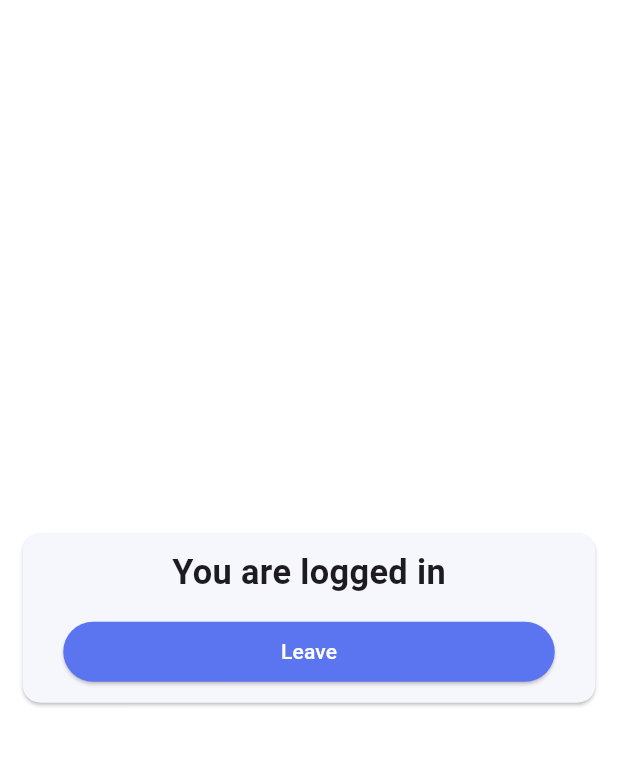
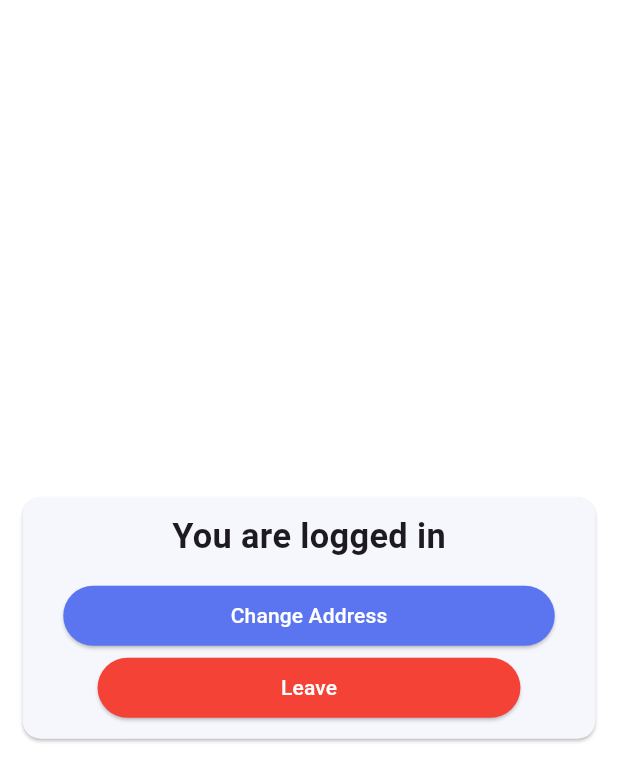
Before and after one commit to DaDaDaTheoryNow/LeoSlice, a Flutter app: the AccountWidget widget shown alone on an empty page, opened directly, on a phone screen of 412 x 824 dp. Shown: the top 782 px of the screen. Run offline on Flutter 3.47's test engine with Material 3 defaults, Android fonts, the phone set to English and light mode, and no system bars; our stand-ins replace cached_network_image, connectivity_plus, dio, expansion_tile_card, flutter_screenutil, font_awesome_flutter and 3 more; accounts and stored records are empty; network calls fail.

Commit message:
add address

```diff
--- a/lib/common/pages.dart
+++ b/lib/common/pages.dart
@@ -1,9 +1,13 @@
+import 'package:flutter/cupertino.dart';
 import 'package:get/get.dart';
+import 'package:leo_slice/features/address/binding.dart';
+import 'package:leo_slice/features/address/view/address_page.dart';
 import 'package:leo_slice/features/home/binding.dart';
 import 'package:leo_slice/features/home/view/home_page.dart';
 
 class AppPages {
   static const home = "/home";
+  static const address = "/address";
 
   static final List<GetPage> pages = [
     GetPage(
@@ -11,5 +15,12 @@ class AppPages {
       page: () => const HomePage(),
       binding: HomeBinding(),
     ),
+    GetPage(
+      name: address,
+      page: () => const AddressPage(),
+      binding: AddressBinding(),
+      curve: Curves.fastEaseInToSlowEaseOut,
+      transitionDuration: const Duration(milliseconds: 700),
+    ),
   ];
 }
--- /dev/null
+++ b/lib/common/until/model/address.dart
@@ -0,0 +1,23 @@
+class Address {
+  final String city;
+  final String street;
+  final String house;
+
+  Address({required this.city, required this.street, required this.house});
+
+  factory Address.fromJson(Map<String, dynamic> json) {
+    return Address(
+      city: json['city'],
+      street: json['street'],
+      house: json['house'],
+    );
+  }
+
+  Map<String, dynamic> toJson() {
+    return {
+      'city': city,
+      'street': street,
+      'house': house,
+    };
+  }
+}
--- a/lib/common/until/shared_preferences/user_prefs.dart
+++ b/lib/common/until/shared_preferences/user_prefs.dart
@@ -1,6 +1,7 @@
 import 'dart:convert';
 
 import 'package:get/get.dart';
+import 'package:leo_slice/common/until/model/address.dart';
 import 'package:leo_slice/common/until/model/token_response.dart';
 import 'package:leo_slice/features/shared/controller.dart';
 import 'package:shared_preferences/shared_preferences.dart';
@@ -8,13 +9,32 @@ import 'package:shared_preferences/shared_preferences.dart';
 class UserPrefs {
   final _sharedState = Get.find<SharedController>().state;
 
+  Future<void> setAddress(Address address) async {
+    final SharedPreferences prefs = await SharedPreferences.getInstance();
+
+    _sharedState.address = address;
+
+    String addressJson = jsonEncode(address.toJson());
+
+    await prefs.setString("address", addressJson);
+  }
+
+  Future<void> loadAddress() async {
+    final SharedPreferences prefs = await SharedPreferences.getInstance();
+
+    final String? encodedUserData = prefs.getString("address");
+    if (encodedUserData != null) {
+      _sharedState.address = Address.fromJson(jsonDecode(encodedUserData));
+    }
+  }
+
   Future<void> succesUserLogin(Map<String, dynamic> responseData) async {
     final SharedPreferences prefs = await SharedPreferences.getInstance();
 
     _sharedState.tokenResponse = TokenResponse.fromJson(responseData);
 
     String jsonData = jsonEncode(responseData);
-    prefs.setString("user", jsonData);
+    await prefs.setString("user", jsonData);
   }
 
   Future<void> loadUserData() async {
@@ -29,8 +49,10 @@ class UserPrefs {
 
   Future<void> deleteUserData() async {
     _sharedState.tokenResponse = null;
+    _sharedState.address = null;
 
     final SharedPreferences prefs = await SharedPreferences.getInstance();
     await prefs.remove("user");
+    await prefs.remove("address");
   }
 }
--- a/lib/features/account/view/widgets/account_widget.dart
+++ b/lib/features/account/view/widgets/account_widget.dart
@@ -33,7 +33,17 @@ class AccountWidget extends GetView<ProfileController> {
                 margin: EdgeInsets.symmetric(horizontal: 15.w),
                 width: MediaQuery.of(context).size.width,
                 child: ElevatedButton(
+                  onPressed: () => controller.goToAddressPage(),
+                  child: Text("Change Address",
+                      style: Theme.of(context).textTheme.labelLarge),
+                ),
+              ),
+              Container(
+                margin: EdgeInsets.symmetric(horizontal: 35.w),
+                width: MediaQuery.of(context).size.width,
+                child: ElevatedButton(
                   onPressed: () => controller.userSignOut(),
+                  style: ElevatedButton.styleFrom(backgroundColor: Colors.red),
                   child: Text("Leave",
                       style: Theme.of(context).textTheme.labelLarge),
                 ),
--- /dev/null
+++ b/lib/features/address/binding.dart
@@ -0,0 +1,9 @@
+import 'package:get/get.dart';
+import 'package:leo_slice/features/address/controller.dart';
+
+class AddressBinding implements Bindings {
+  @override
+  void dependencies() {
+    Get.lazyPut<AddressController>(() => AddressController());
+  }
+}
--- /dev/null
+++ b/lib/features/address/controller.dart
@@ -0,0 +1,21 @@
+import 'package:get/get.dart';
+import 'package:leo_slice/common/until/model/address.dart';
+import 'package:leo_slice/common/until/shared_preferences/user_prefs.dart';
+import 'package:leo_slice/features/address/state.dart';
+import 'package:leo_slice/features/shared/controller.dart';
+
+class AddressController extends GetxController {
+  final state = AddressState();
+  final sharedState = Get.find<SharedController>().state;
+
+  final UserPrefs userPrefs = UserPrefs();
+
+  void setAddress(Address address) async {
+    await userPrefs.setAddress(Address(
+        city: address.city, street: address.street, house: address.house));
+
+    await Future.delayed(const Duration(milliseconds: 400));
+
+    Get.close(1);
+  }
+}
--- a/lib/features/cart/controller.dart
+++ b/lib/features/cart/controller.dart
@@ -3,12 +3,12 @@ import 'dart:convert';
 
 import 'package:connectivity_plus/connectivity_plus.dart';
 import 'package:dio/dio.dart';
-import 'package:flutter/foundation.dart';
 import 'package:get/get.dart' hide FormData, Response;
 import 'package:leo_slice/common/until/enum/all_user_orders_state.dart';
 import 'package:leo_slice/common/until/model/all_user_orders.dart';
 import 'package:leo_slice/common/until/model/order_status_change_event.dart';
 import 'package:leo_slice/common/until/model/pizza.dart';
+import 'package:leo_slice/features/account/controller.dart';
 import 'package:leo_slice/features/home/controller.dart';
 import 'package:leo_slice/features/menu/controller.dart';
 import 'package:leo_slice/features/shared/controller.dart';
@@ -69,16 +69,6 @@ class CartController extends GetxController {
     }
   }
 
-  void acceptDraft() async {
-    await createNewOrder();
-
-    final menuController = Get.find<MenuController>();
-    state.cartPizzaList.clear();
-    for (var element in menuController.state.pizzaList) {
-      element.toCart.value = 0;
-    }
-  }
-
   Future<void> cancelOrder({required int userId, required int orderId}) async {
     if (sharedState.tokenResponse == null ||
         sharedState.tokenResponse?.accessToken == null) {
@@ -115,6 +105,11 @@ class CartController extends GetxController {
   }
 
   Future<void> createNewOrder() async {
+    if (sharedState.address == null) {
+      Get.find<ProfileController>().goToAddressPage();
+      return;
+    }
+
     if (sharedState.tokenResponse == null ||
         sharedState.tokenResponse?.accessToken == null) {
       _setAllUserOrdersState(AllUserOrdersState.needLogin);
@@ -126,6 +121,10 @@ class CartController extends GetxController {
     try {
       _setUserOrdersApiState(AllUserOrdersState.loading);
 
+      final city = sharedState.address!.city;
+      final street = sharedState.address!.street;
+      final house = sharedState.address!.house;
+
       Response response = await dio.post(
         url,
         options: Options(
@@ -136,7 +135,7 @@ class CartController extends GetxController {
         ),
         data: {
           "pizzas": state.cartPizzaList.map((pizza) => pizza.toJson()).toList(),
-          "address": '',
+          "address": '$house $street, $city',
         },
       );
 
@@ -145,6 +144,12 @@ class CartController extends GetxController {
         _setUserOrdersApiState(AllUserOrdersState.error);
       }
       if (response.statusCode == 200) {
+        final menuController = Get.find<MenuController>();
+        state.cartPizzaList.clear();
+        for (var element in menuController.state.pizzaList) {
+          element.toCart.value = 0;
+        }
+
         final List<Order> copy = List.from(state.allUserOrders.orders);
         copy.insertAll(0, AllUserOrders.fromJson(response.data).orders);
 
@@ -175,7 +180,6 @@ class CartController extends GetxController {
           result == ConnectivityResult.mobile ||
           result == ConnectivityResult.vpn) {
         if (!_firstFetchOrders) {
-          debugPrint("reconnection");
           fetchUserOrders();
         } else {
           _firstFetchOrders = false;
--- a/lib/features/cart/view/cart_page.dart
+++ b/lib/features/cart/view/cart_page.dart
@@ -24,6 +24,7 @@ class CartPage extends GetView<CartController> {
             return const CartError();
           case AllUserOrdersState.done:
             return ListView(
+              controller: controller.state.scrollController,
               children: [
                 CartDone(),
               ],
--- a/lib/features/cart/view/widgets/cart_done.dart
+++ b/lib/features/cart/view/widgets/cart_done.dart
@@ -97,8 +97,7 @@ class CartDone extends GetView<CartController> {
                                 TextButton(
                                   style: flatButtonStyle,
                                   onPressed: () {
-                                    _draft.currentState?.collapse();
-                                    controller.acceptDraft();
+                                    controller.createNewOrder();
                                   },
                                   child: Column(
                                     children: <Widget>[
--- a/lib/features/cart/view/widgets/order_info_widget.dart
+++ b/lib/features/cart/view/widgets/order_info_widget.dart
@@ -93,8 +93,9 @@ class OrderInfoWidget extends GetView<CartController> {
             crossAxisAlignment: CrossAxisAlignment.start,
             children: [
               if (order.address.isEmpty)
-                Text('Address: г.Самара д.28 кв.123', style: _textStyle),
-              if (order.address.isNotEmpty) Text('Address: ${order.address}'),
+                Text('Address: 28 Фрунзе, Самара', style: _textStyle),
+              if (order.address.isNotEmpty)
+                Text('Address: ${order.address}', style: _textStyle),
               Text('Date: $dateTime', style: _textStyle),
               Text('Status: ${order.status}', style: _textStyle),
               Padding(
--- a/lib/features/home/controller.dart
+++ b/lib/features/home/controller.dart
@@ -23,5 +23,6 @@ class HomeController extends GetxController {
 
   Future<void> loadUserData() async {
     await userPrefs.loadUserData();
+    await userPrefs.loadAddress();
   }
 }
--- a/lib/features/menu/view/widgets/pizza_widget.dart
+++ b/lib/features/menu/view/widgets/pizza_widget.dart
@@ -15,7 +15,7 @@ class PizzaWidget extends GetView<MenuController> {
   Widget build(BuildContext context) {
     return Card(
       elevation: 3,
-      margin: EdgeInsets.symmetric(vertical: 4.h, horizontal: 15.w),
+      margin: EdgeInsets.fromLTRB(15.w, 8.h, 15.w, 0),
       child: Column(
         children: [
           Row(
--- a/lib/features/shared/state.dart
+++ b/lib/features/shared/state.dart
@@ -1,4 +1,5 @@
 import 'package:get/get.dart';
+import 'package:leo_slice/common/until/model/address.dart';
 import 'package:leo_slice/common/until/model/token_response.dart';
 import 'package:leo_slice/features/cart/controller.dart';
 import 'package:leo_slice/features/menu/controller.dart';
@@ -8,6 +9,10 @@ class SharedState {
   TokenResponse? get tokenResponse => _tokenResponse.value;
   set tokenResponse(TokenResponse? value) => _tokenResponse.value = value;
 
+  final Rx<Address?> _address = Rx<Address?>(null);
+  Address? get address => _address.value;
+  set address(Address? value) => _address.value = value;
+
   SharedState() {
     ever(_tokenResponse, (_) {
       Get.find<CartController>().fetchUserOrders();
```
Also changed, not shown: lib/common/widgets/custom_text_input.dart (renamed from lib/features/account/view/widgets/custom_text_input.dart, +6 -1 lines), lib/features/account/controller.dart (+13 -4 lines), lib/features/account/view/login_page.dart (+5 -4 lines), lib/features/account/view/register_page.dart (+5 -4 lines), lib/features/address/state.dart (added, +20 -0 lines), lib/features/address/view/address_page.dart (added, +103 -0 lines).
